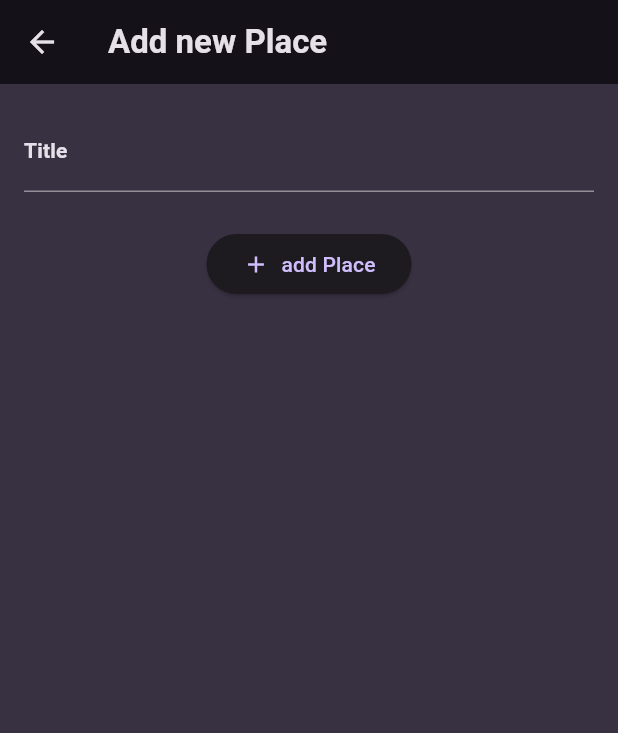
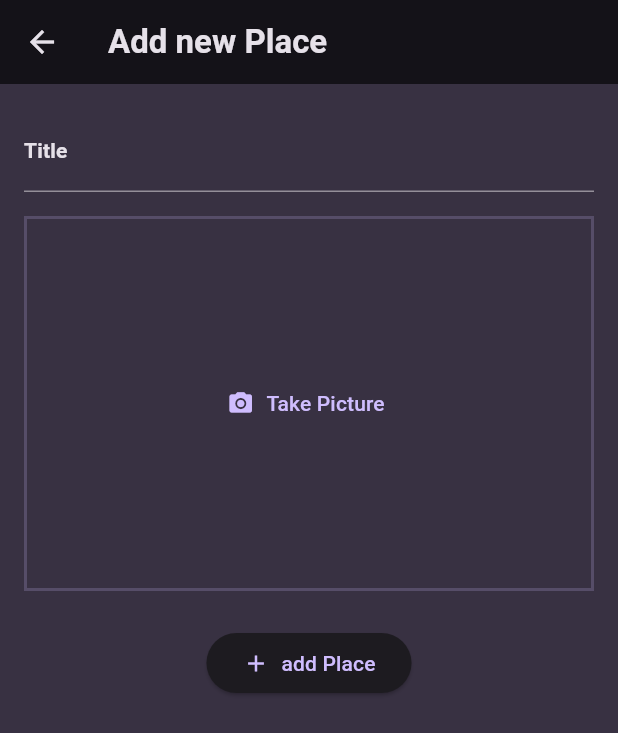
Before and after one commit to onodaryo/sixthApp, a Flutter app: the screen it shows after launch, after a tap on the "add" icon, on a phone screen of 412 x 824 dp. Shown: the top 733 px of the screen. Run offline on Flutter 3.47's test engine with Material 3 defaults, Android fonts, the phone set to English and light mode, and no system bars; our stand-ins replace flutter_riverpod, google_fonts, image_picker.

Commit message:
微細な修正と位置登録時にカメラ機能の追加

```diff
--- a/lib/providers/favoritesProvider.dart
+++ b/lib/providers/favoritesProvider.dart
@@ -23,7 +23,7 @@ class FavoritePlacesNotifer extends StateNotifier<List<Place>>{
 
   bool registerPlace(Place place){
     if(place != null){
-      state.add(place);
+      state = [place, ...state];
       return true;
     }
     return false;
--- a/lib/screens/newPlaceRegister.dart
+++ b/lib/screens/newPlaceRegister.dart
@@ -1,6 +1,8 @@
-import 'package:favorite_places/models/place.dart';
 import 'package:flutter/material.dart';
 import 'package:uuid/uuid.dart';
+
+import 'package:favorite_places/models/place.dart';
+import 'package:favorite_places/widgets/imageInput.dart';
 
 class NewPlaceRegister extends StatefulWidget {
   const NewPlaceRegister({super.key});
@@ -14,7 +16,7 @@ class _NewPlaceRegisterState extends State<NewPlaceRegister> {
   final uuid = const Uuid();
   String? _inputPlaceName;
 
-  void _saveItem() async {
+  void _saveItem() {
     if (_formKey.currentState!.validate()) {
       // boolを返す
       _formKey.currentState!.save();
@@ -35,7 +37,8 @@ class _NewPlaceRegisterState extends State<NewPlaceRegister> {
               ),
         ),
       ),
-      body: Form(
+      body: SingleChildScrollView(
+        child: Form(
           key: _formKey,
           child: Padding(
             padding: const EdgeInsets.all(16),
@@ -65,6 +68,8 @@ class _NewPlaceRegisterState extends State<NewPlaceRegister> {
                     _inputPlaceName = value;
                   },
                 ),
+                const SizedBox(height: 16,),
+                ImageInput(),
                 const SizedBox(
                   height: 24,
                 ),
@@ -85,6 +90,7 @@ class _NewPlaceRegisterState extends State<NewPlaceRegister> {
             ),
           ),
         ),
+      ),
     );
   }
 }
--- a/lib/screens/yourPlaces.dart
+++ b/lib/screens/yourPlaces.dart
@@ -15,11 +15,6 @@ class YourPlaces extends ConsumerStatefulWidget {
 
 class _YourPlacesState extends ConsumerState<YourPlaces> {
   List<Place> yourPlaces = [];
-  /*dummy place
-  [
-    Place(id: '0', name: 'test'),
-    Place(id: '1', name: 'test2')
-  ];*/
 
   void _loadPlaceList() {
     final List<Place> loadedList = ref.read(favoritePlacesProvider);
@@ -54,9 +49,6 @@ class _YourPlacesState extends ConsumerState<YourPlaces> {
           );
         },
       ),
-      //MaterialPageRoute(
-      //  builder: (ctx) => const NewPlaceRegister(),
-      //),
     );
     if (place == null) {
       return;
@@ -95,7 +87,7 @@ class _YourPlacesState extends ConsumerState<YourPlaces> {
         background: Container(
           padding: const EdgeInsets.symmetric(vertical: 36),
           decoration: BoxDecoration(
-            color: Theme.of(context).colorScheme.error,
+            color: const Color.fromARGB(255, 173, 0, 0,),// Theme.of(context).colorScheme.error,
             borderRadius: BorderRadius.circular(10),
           ),
         ),
--- /dev/null
+++ b/lib/widgets/imageInput.dart
@@ -0,0 +1,64 @@
+import 'dart:io';
+import 'package:flutter/material.dart';
+import 'package:image_picker/image_picker.dart';
+
+class ImageInput extends StatefulWidget {
+  const ImageInput({super.key});
+
+  @override
+  State<ImageInput> createState() {
+    return _ImageInputState();
+  }
+}
+
+class _ImageInputState extends State<ImageInput> {
+  File? _takenImage;
+
+  void _takePicture() async {
+    final imagePicker = ImagePicker();
+    final pickedImage = await imagePicker.pickImage(
+      source: ImageSource.camera,
+      maxWidth: 600,
+    );
+    if (pickedImage == null) {
+      return;
+    }
+    setState(() {
+      _takenImage = File(pickedImage.path);
+    });
+  }
+
+  @override
+  Widget build(BuildContext context) {
+    Widget content = TextButton.icon(
+      onPressed: _takePicture,
+      icon: const Icon(Icons.camera_alt),
+      label: const Text('Take Picture'),
+    );
+
+    if (_takenImage != null) {
+      content = GestureDetector(
+        onTap: _takePicture,
+        child: Image.file(
+          _takenImage!,
+          fit: BoxFit.cover,
+          width: double.infinity,
+          height: double.infinity,
+        ),
+      );
+    }
+
+    return Container(
+      decoration: BoxDecoration(
+        border: Border.all(
+          width: 2,
+          color: Theme.of(context).colorScheme.primary.withOpacity(0.2),
+        ),
+      ),
+      height: 250,
+      width: double.infinity,
+      alignment: Alignment.center,
+      child: content,
+    );
+  }
+}
--- a/pubspec.yaml
+++ b/pubspec.yaml
@@ -39,6 +39,7 @@ dependencies:
   riverpod: ^2.5.1
   uuid: ^4.4.0
   flutter_riverpod: ^2.5.1
+  image_picker: ^1.1.1
 
 dev_dependencies:
   flutter_test:
```
Also changed, not shown: pubspec.lock, 7 other files. Lines whose indentation alone changed are shown as unchanged.
